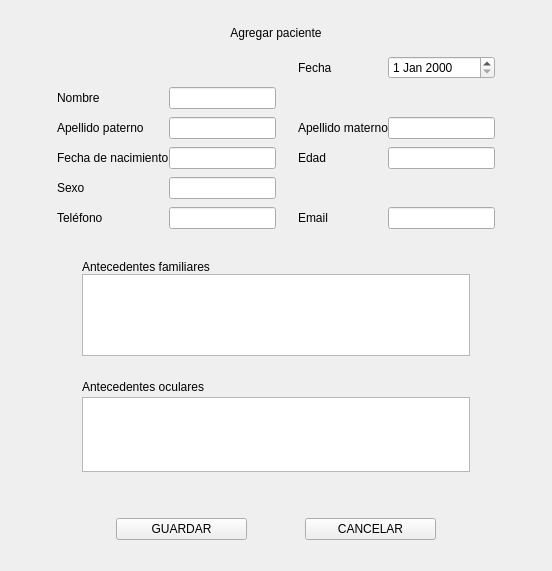
This is Agregar_Paciente.ui in Matapuercos666/OPTICA as Qt 5 draws it before an edit. The edited form follows.
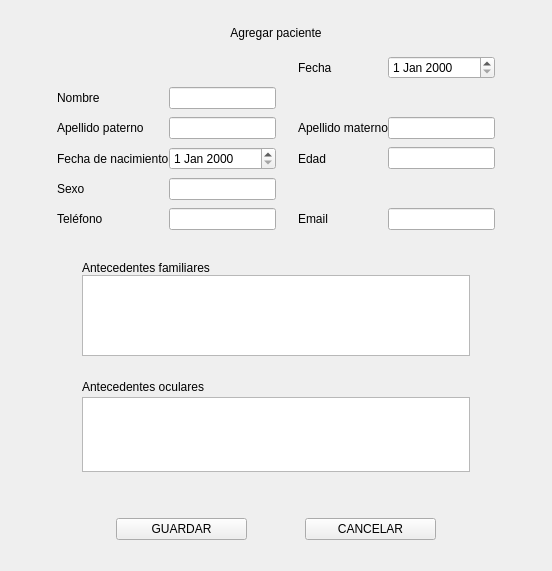
This is the edited form.

What changed in the file:
```diff
--- a/Agregar_Paciente.ui
+++ b/Agregar_Paciente.ui
@@ -144,7 +144,7 @@
         </spacer>
        </item>
        <item row="4" column="4">
-        <widget class="QLabel" name="FECHA">
+        <widget class="QLabel" name="Titulo5">
          <property name="text">
           <string>Fecha</string>
          </property>
@@ -213,9 +213,6 @@
          </property>
         </spacer>
        </item>
-       <item row="7" column="2">
-        <widget class="QLineEdit" name="NACIMIENTO"/>
-       </item>
        <item row="5" column="1">
         <widget class="QLabel" name="Nombre">
          <property name="enabled">
@@ -261,7 +258,10 @@
         </widget>
        </item>
        <item row="4" column="5">
-        <widget class="QDateEdit" name="dateEdit"/>
+        <widget class="QDateEdit" name="FECHA"/>
+       </item>
+       <item row="7" column="2">
+        <widget class="QDateEdit" name="NACIMIENTO"/>
        </item>
       </layout>
      </item>
```
Left out of the diff: 1 changed line with no effect on the pictures.
